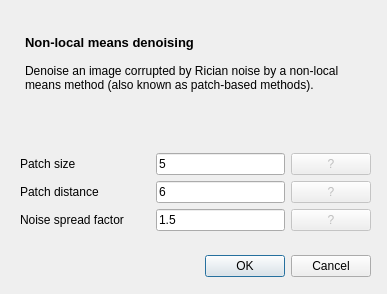
Old version of the form ui/nlmeansview.ui in the repository fgrelard/ProcessMRI.
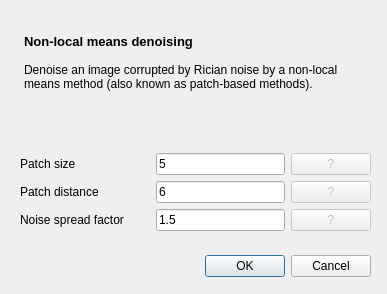
New version of the form.

```diff
--- a/ui/nlmeansview.ui
+++ b/ui/nlmeansview.ui
@@ -121,6 +121,9 @@
       <property name="styleSheet">
        <string notr="true">background: rgba(0,0,0,0%)</string>
       </property>
+      <property name="frameShape">
+       <enum>QFrame::NoFrame</enum>
+      </property>
       <property name="readOnly">
        <bool>true</bool>
       </property>
```
